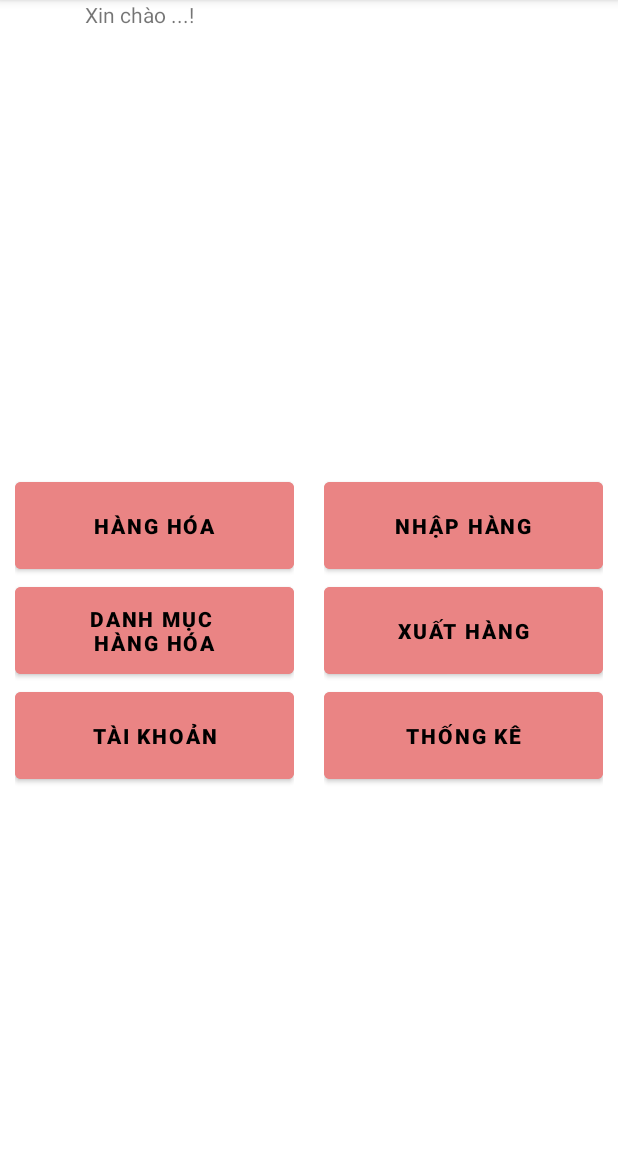
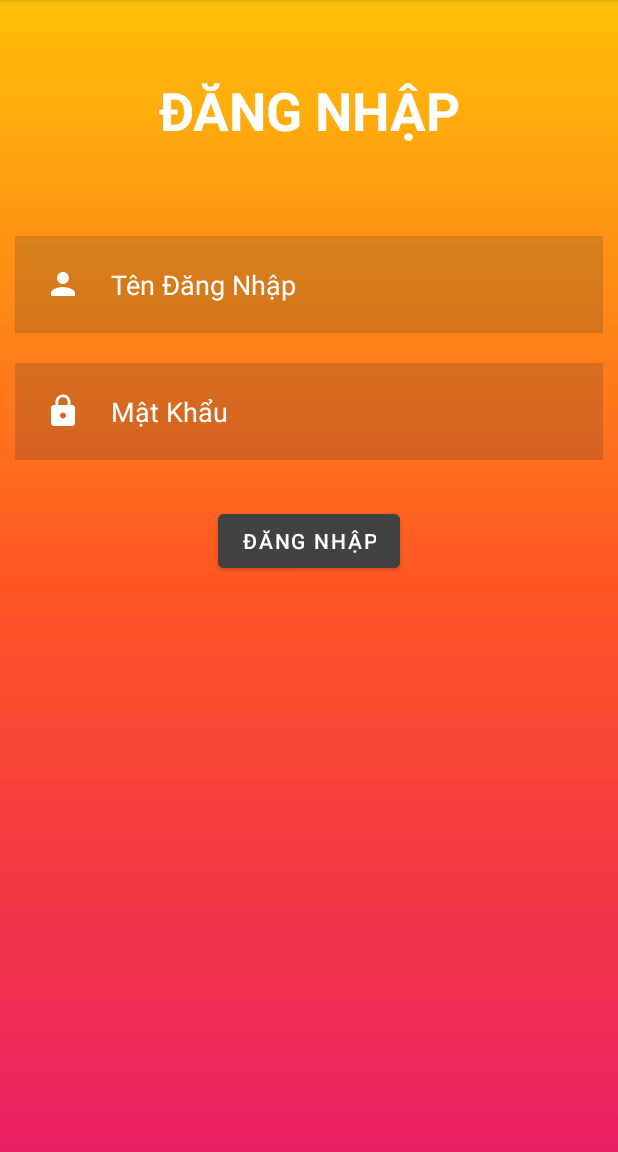
Before and after one commit to thanhan671/ePos, an Android app: the screen it shows after launch (Admin_MainActivity before the commit, LoginActivity after it), on a phone screen of 412 x 824 dp, the part 84-1236 px from its top. Run offline under Robolectric (Android 15) with nearby library versions, the phone set to English and light mode, and no system bars.

Commit message:
login session

```diff
--- /dev/null
+++ b/app/src/main/res/drawable/ic_baseline_lock_24.xml
@@ -0,0 +1,5 @@
+<vector android:height="24dp" android:tint="#FFFFFF"
+    android:viewportHeight="24" android:viewportWidth="24"
+    android:width="24dp" xmlns:android="http://schemas.android.com/apk/res/android">
+    <path android:fillColor="@android:color/white" android:pathData="M18,8h-1L17,6c0,-2.76 -2.24,-5 -5,-5S7,3.24 7,6v2L6,8c-1.1,0 -2,0.9 -2,2v10c0,1.1 0.9,2 2,2h12c1.1,0 2,-0.9 2,-2L20,10c0,-1.1 -0.9,-2 -2,-2zM12,17c-1.1,0 -2,-0.9 -2,-2s0.9,-2 2,-2 2,0.9 2,2 -0.9,2 -2,2zM15.1,8L8.9,8L8.9,6c0,-1.71 1.39,-3.1 3.1,-3.1 1.71,0 3.1,1.39 3.1,3.1v2z"/>
+</vector>
--- /dev/null
+++ b/app/src/main/res/drawable/ic_baseline_person_24.xml
@@ -0,0 +1,5 @@
+<vector android:height="24dp" android:tint="#FFFFFF"
+    android:viewportHeight="24" android:viewportWidth="24"
+    android:width="24dp" xmlns:android="http://schemas.android.com/apk/res/android">
+    <path android:fillColor="@android:color/white" android:pathData="M12,12c2.21,0 4,-1.79 4,-4s-1.79,-4 -4,-4 -4,1.79 -4,4 1.79,4 4,4zM12,14c-2.67,0 -8,1.34 -8,4v2h16v-2c0,-2.66 -5.33,-4 -8,-4z"/>
+</vector>
--- a/app/src/main/res/layout/activity_admin_main.xml
+++ b/app/src/main/res/layout/activity_admin_main.xml
@@ -28,7 +28,7 @@
                 android:layout_width="270dp"
                 android:layout_height="wrap_content"
                 android:layout_weight="3"
-                android:text="Xin chào ...!" />
+                android:text="Đăng xuất" />
         </LinearLayout>
 
         <LinearLayout
--- /dev/null
+++ b/app/src/main/res/layout/activity_login.xml
@@ -0,0 +1,63 @@
+<?xml version="1.0" encoding="utf-8"?>
+<RelativeLayout xmlns:android="http://schemas.android.com/apk/res/android"
+    xmlns:app="http://schemas.android.com/apk/res-auto"
+    xmlns:tools="http://schemas.android.com/tools"
+    android:layout_width="match_parent"
+    android:layout_height="match_parent"
+    android:background="@drawable/linear"
+    tools:context=".LoginActivity">
+    <TextView
+        android:layout_width="match_parent"
+        android:layout_height="wrap_content"
+        android:id="@+id/dangnhap"
+        android:text="ĐĂNG NHẬP"
+        android:textColor="@color/white"
+        android:textSize="35dp"
+        android:textStyle="bold"
+        android:layout_margin="50dp"
+        android:gravity="center"/>
+
+    <EditText
+        android:layout_width="match_parent"
+        android:layout_height="wrap_content"
+        android:id="@+id/username"
+        android:layout_below="@id/dangnhap"
+        android:background="#3333"
+        android:hint="Tên Đăng Nhập"
+        android:textColorHint="@color/white"
+        android:textColor="@color/white"
+        android:layout_margin="10dp"
+        android:padding="20dp"
+        android:drawableLeft="@drawable/ic_baseline_person_24"
+        android:drawablePadding="20dp"/>
+
+    <EditText
+        android:id="@+id/password"
+        android:layout_width="match_parent"
+        android:layout_height="wrap_content"
+        android:layout_below="@id/username"
+        android:layout_marginStart="10dp"
+        android:layout_marginTop="10dp"
+        android:layout_marginEnd="10dp"
+        android:layout_marginBottom="10dp"
+        android:background="#3333"
+        android:drawableLeft="@drawable/ic_baseline_lock_24"
+        android:drawablePadding="20dp"
+        android:hint="Mật Khẩu"
+        android:padding="20dp"
+        android:textColor="@color/white"
+        android:textColorHint="@color/white"
+        android:inputType="textPassword"/>
+    <com.google.android.material.button.MaterialButton
+        android:layout_width="wrap_content"
+        android:layout_height="wrap_content"
+        android:id="@+id/loginbtn"
+        android:layout_below="@id/password"
+        android:text="Đăng Nhập"
+        android:backgroundTint="@color/cardview_dark_background"
+        android:layout_centerHorizontal="true"
+        android:layout_margin="20dp"/>
+
+
+
+</RelativeLayout>
--- a/app/src/main/res/layout/activity_staff_main.xml
+++ b/app/src/main/res/layout/activity_staff_main.xml
@@ -13,7 +13,8 @@
         <LinearLayout
             android:layout_width="match_parent"
             android:layout_height="wrap_content"
-            android:orientation="horizontal">
+            android:orientation="horizontal"
+            android:weightSum="5">
 
             <ImageView
                 android:id="@+id/imageView3"
@@ -27,7 +28,7 @@
                 android:layout_width="270dp"
                 android:layout_height="wrap_content"
                 android:layout_weight="3"
-                android:text="Xin chào ...!" />
+                android:text="Đãng xuất" />
         </LinearLayout>
 
         <LinearLayout
```
Also changed, not shown: app/src/main/AndroidManifest.xml (+11 -8 lines), app/src/main/java/com/thanhan/epos/Admin_MainActivity.java (+13 -0 lines), app/src/main/java/com/thanhan/epos/LoginActivity.java (added, +93 -0 lines), app/src/main/java/com/thanhan/epos/Staff_MainActivity.java (+16 -1 lines), app/src/main/res/drawable/linear.png (added).
